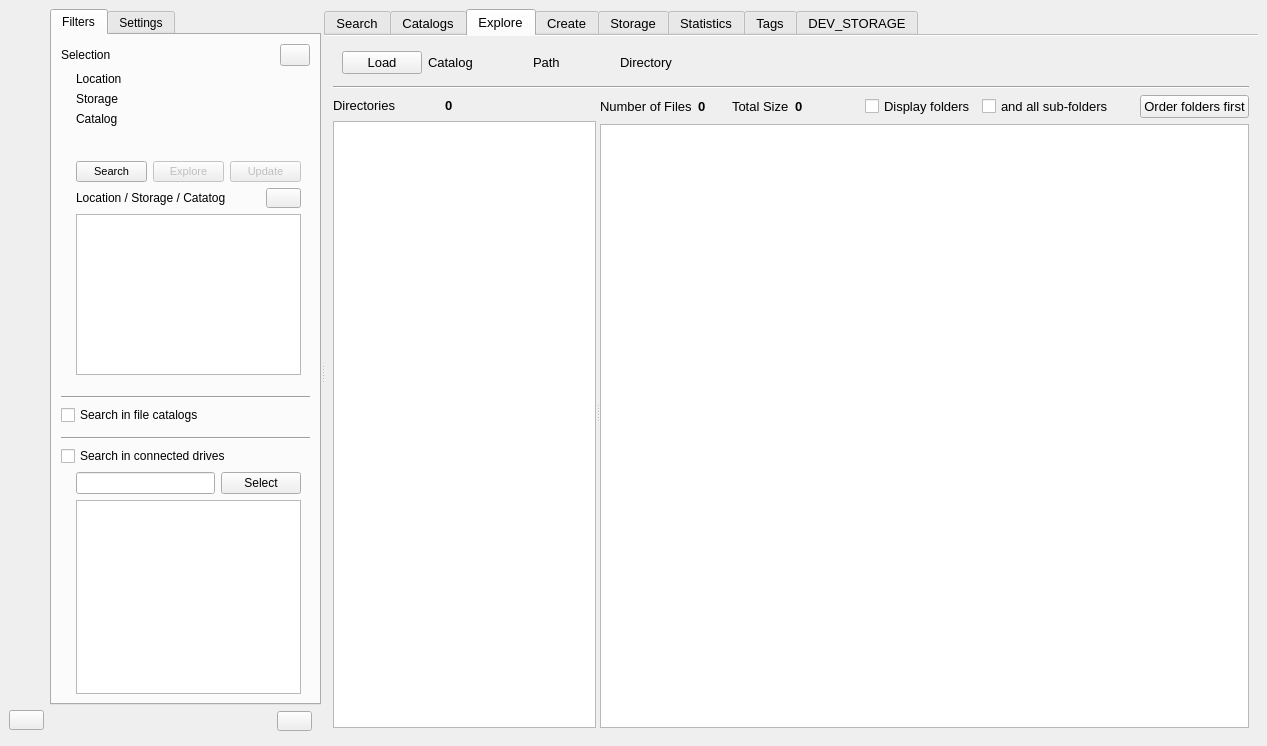
The window that mainwindow.ui (StephaneCouturier/Katalog) describes before a commit, drawn with Qt 5.
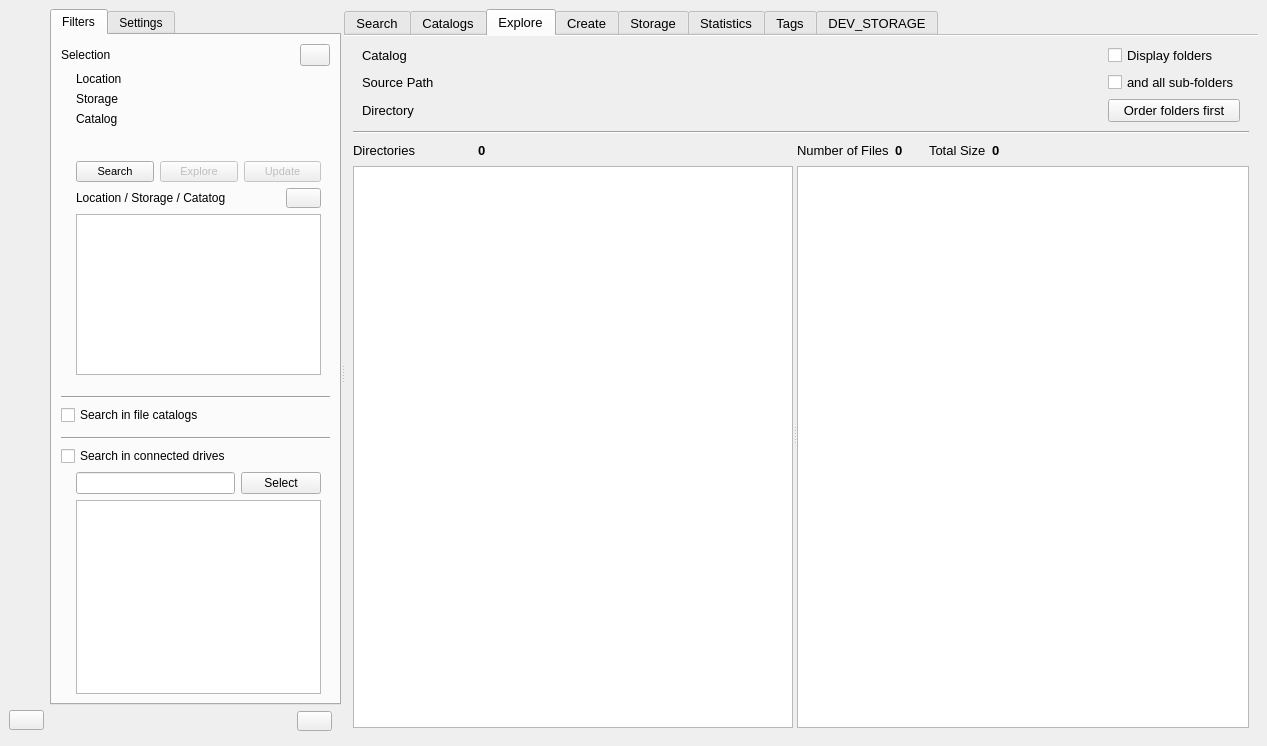
The same window after the commit. The open tabs and pages were chosen to show the change. Icons and pictures are not drawn. Custom widgets are drawn as their Qt base class.

Commit message: https://github.com/StephaneCouturier/Katalog/issues/304

```diff
--- a/mainwindow.ui
+++ b/mainwindow.ui
@@ -4497,20 +4497,6 @@
                       </property>
                      </spacer>
                     </item>
-                    <item>
-                     <widget class="QCheckBox" name="Explore_checkBox_DisplayFolders">
-                      <property name="text">
-                       <string>Display folders</string>
-                      </property>
-                     </widget>
-                    </item>
-                    <item>
-                     <widget class="QCheckBox" name="Explore_checkBox_DisplaySubFolders">
-                      <property name="text">
-                       <string>and all sub-folders</string>
-                      </property>
-                     </widget>
-                    </item>
                     <item>
                      <spacer name="Explore_horizontalSpacer_5">
                       <property name="orientation">
@@ -4527,17 +4513,6 @@
                       </property>
                      </spacer>
                     </item>
-                    <item>
-                     <widget class="QPushButton" name="Explore_pushButton_OrderFoldersFirst">
-                      <property name="text">
-                       <string>Order folders first</string>
-                      </property>
-                      <property name="icon">
-                       <iconset theme="view-sort">
-                        <normaloff>.</normaloff>.</iconset>
-                      </property>
-                     </widget>
-                    </item>
                    </layout>
                   </item>
                   <item>
@@ -4573,63 +4548,17 @@
               <property name="maximumSize">
                <size>
                 <width>16777215</width>
-                <height>35</height>
+                <height>80</height>
                </size>
               </property>
-              <layout class="QHBoxLayout" name="horizontalLayout_5">
+              <layout class="QGridLayout" name="gridLayout_8">
                <property name="topMargin">
                 <number>0</number>
                </property>
                <property name="bottomMargin">
                 <number>0</number>
                </property>
-               <item>
-                <widget class="QPushButton" name="Explore_pushButton_Load">
-                 <property name="maximumSize">
-                  <size>
-                   <width>150</width>
-                   <height>16777215</height>
-                  </size>
-                 </property>
-                 <property name="toolTip">
-                  <string>Reload all catalog information</string>
-                 </property>
-                 <property name="text">
-                  <string>Load</string>
-                 </property>
-                 <property name="icon">
-                  <iconset theme="view-refresh">
-                   <normaloff>.</normaloff>.</iconset>
-                 </property>
-                </widget>
-               </item>
-               <item>
-                <widget class="QLabel" name="Explore_label_CatalogNameLabel">
-                 <property name="maximumSize">
-                  <size>
-                   <width>100</width>
-                   <height>50</height>
-                  </size>
-                 </property>
-                 <property name="text">
-                  <string>Catalog</string>
-                 </property>
-                </widget>
-               </item>
-               <item>
-                <widget class="QLabel" name="Explore_label_CatalogNameDisplay">
-                 <property name="font">
-                  <font>
-                   <pointsize>10</pointsize>
-                   <bold>true</bold>
-                  </font>
-                 </property>
-                 <property name="text">
-                  <string/>
-                 </property>
-                </widget>
-               </item>
-               <item>
+               <item row="0" column="2">
                 <spacer name="Explore_horizontalSpacer_01">
                  <property name="orientation">
                   <enum>Qt::Horizontal</enum>
@@ -4639,13 +4568,26 @@
                  </property>
                  <property name="sizeHint" stdset="0">
                   <size>
-                   <width>40</width>
+                   <width>20</width>
                    <height>20</height>
                   </size>
                  </property>
                 </spacer>
                </item>
-               <item>
+               <item row="0" column="4">
+                <widget class="QLabel" name="Explore_label_CatalogNameDisplay">
+                 <property name="font">
+                  <font>
+                   <pointsize>10</pointsize>
+                   <bold>true</bold>
+                  </font>
+                 </property>
+                 <property name="text">
+                  <string/>
+                 </property>
+                </widget>
+               </item>
+               <item row="1" column="0">
                 <widget class="QLabel" name="Explore_label_CatalogPathLabel">
                  <property name="maximumSize">
                   <size>
@@ -4654,11 +4596,11 @@
                   </size>
                  </property>
                  <property name="text">
-                  <string>Path</string>
+                  <string>Source Path</string>
                  </property>
                 </widget>
                </item>
-               <item>
+               <item row="1" column="4">
                 <widget class="QLabel" name="Explore_label_CatalogPathDisplay">
                  <property name="font">
                   <font>
@@ -4671,49 +4613,7 @@
                  </property>
                 </widget>
                </item>
-               <item>
-                <spacer name="Explore_horizontalSpacer_04">
-                 <property name="orientation">
-                  <enum>Qt::Horizontal</enum>
-                 </property>
-                 <property name="sizeType">
-                  <enum>QSizePolicy::Fixed</enum>
-                 </property>
-                 <property name="sizeHint" stdset="0">
-                  <size>
-                   <width>40</width>
-                   <height>20</height>
-                  </size>
-                 </property>
-                </spacer>
-               </item>
-               <item>
-                <widget class="QLabel" name="Explore_label_CatalogDirectoryLabel">
-                 <property name="maximumSize">
-                  <size>
-                   <width>100</width>
-                   <height>50</height>
-                  </size>
-                 </property>
-                 <property name="text">
-                  <string>Directory</string>
-                 </property>
-                </widget>
-               </item>
-               <item>
-                <widget class="QLabel" name="Explore_label_CatalogDirectoryDisplay">
-                 <property name="font">
-                  <font>
-                   <pointsize>10</pointsize>
-                   <bold>true</bold>
-                  </font>
-                 </property>
-                 <property name="text">
-                  <string/>
-                 </property>
-                </widget>
-               </item>
-               <item>
+               <item row="0" column="9">
                 <spacer name="Explore_horizontalSpacer_02">
                  <property name="orientation">
                   <enum>Qt::Horizontal</enum>
@@ -4726,6 +4626,70 @@
                  </property>
                 </spacer>
                </item>
+               <item row="0" column="0">
+                <widget class="QLabel" name="Explore_label_CatalogNameLabel">
+                 <property name="maximumSize">
+                  <size>
+                   <width>100</width>
+                   <height>50</height>
+                  </size>
+                 </property>
+                 <property name="text">
+                  <string>Catalog</string>
+                 </property>
+                </widget>
+               </item>
+               <item row="0" column="10">
+                <widget class="QCheckBox" name="Explore_checkBox_DisplayFolders">
+                 <property name="text">
+                  <string>Display folders</string>
+                 </property>
+                </widget>
+               </item>
+               <item row="2" column="0">
+                <widget class="QLabel" name="Explore_label_CatalogDirectoryLabel">
+                 <property name="maximumSize">
+                  <size>
+                   <width>100</width>
+                   <height>50</height>
+                  </size>
+                 </property>
+                 <property name="text">
+                  <string>Directory</string>
+                 </property>
+                </widget>
+               </item>
+               <item row="2" column="4">
+                <widget class="QLabel" name="Explore_label_CatalogDirectoryDisplay">
+                 <property name="font">
+                  <font>
+                   <pointsize>10</pointsize>
+                   <bold>true</bold>
+                  </font>
+                 </property>
+                 <property name="text">
+                  <string/>
+                 </property>
+                </widget>
+               </item>
+               <item row="2" column="10">
+                <widget class="QPushButton" name="Explore_pushButton_OrderFoldersFirst">
+                 <property name="text">
+                  <string>Order folders first</string>
+                 </property>
+                 <property name="icon">
+                  <iconset theme="view-sort">
+                   <normaloff>.</normaloff>.</iconset>
+                 </property>
+                </widget>
+               </item>
+               <item row="1" column="10">
+                <widget class="QCheckBox" name="Explore_checkBox_DisplaySubFolders">
+                 <property name="text">
+                  <string>and all sub-folders</string>
+                 </property>
+                </widget>
+               </item>
               </layout>
              </widget>
             </item>
```
Left out of the diff: 4 changed lines with no effect on the pictures.
